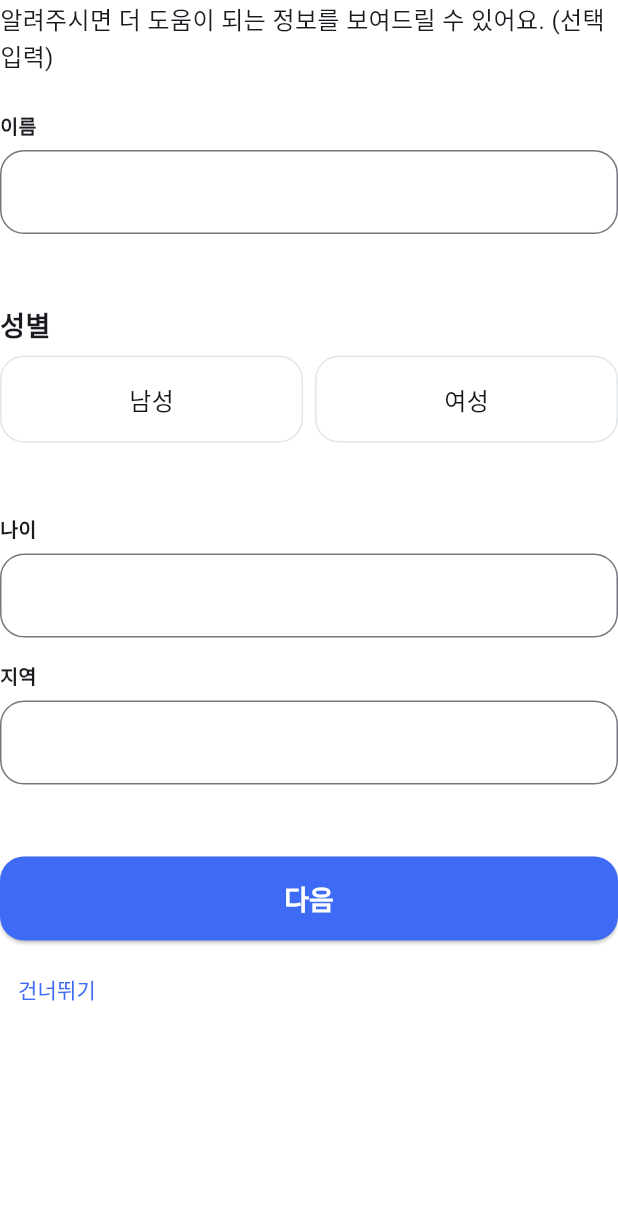
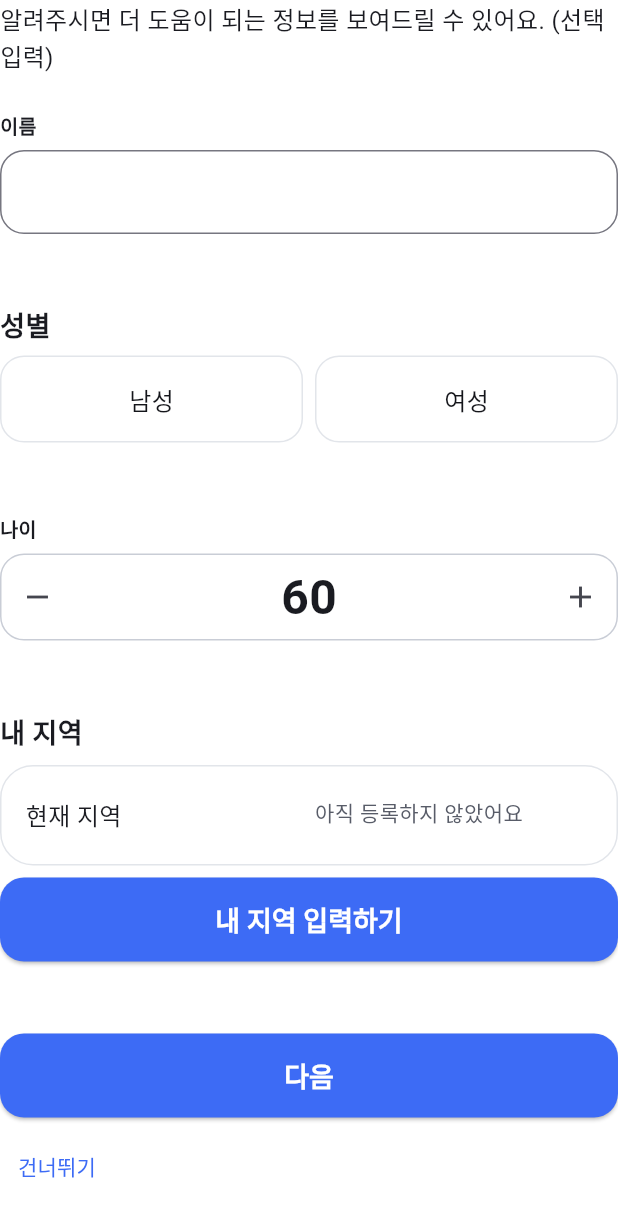
Before and after one commit to chanbear/ondam_app, a Flutter app: the _ProfileStep widget shown alone on an empty page, opened directly with empty values, on a phone screen of 412 x 824 dp. Shown: the top 1217 px of the screen. Run offline on Flutter 3.47's test engine with Material 3 defaults, Android fonts, the phone set to English and light mode, and no system bars; our stand-ins replace camera, cross_file, firebase_core, firebase_messaging, fl_chart, flutter_dotenv and 14 more; missing offline and left inert: flutter_sms_inbox, mobile_scanner; accounts and stored records are empty; network calls fail.

Commit message:
feat: 나이 입력 스테퍼로 변경 + 온보딩 지역 입력 버튼 추가
- 나이 입력을 텍스트필드에서 "− 60 +" 스테퍼(AppNumberStepper, 신규
  design_system 위젯)로 교체. 프로필/온보딩 화면 모두 적용.
- 온보딩 "내 정보" 단계의 지역 입력이 저장되지 않는 가짜 텍스트필드였던
  것을 실제 GPS 기반 RegionInputPage로 연결 — 프로필 화면과 동일한
  패턴으로 통일하고, 이제 온보딩 중에도 실제로 저장된다.

Co-Authored-By: Claude Sonnet 5 <noreply@anthropic.com>
Claude-Session: https://claude.ai/code/session_012BBkki8e78RLtjkFMUTuGB

```diff
--- a/apps/senior/lib/features/onboarding/presentation/pages/onboarding_flow_page.dart
+++ b/apps/senior/lib/features/onboarding/presentation/pages/onboarding_flow_page.dart
@@ -3,8 +3,12 @@ import 'package:flutter_riverpod/flutter_riverpod.dart';
 import 'package:ondam_design_system/ondam_design_system.dart';
 
 import '../../../../core/demographics/domain/entities/demographics.dart';
+import '../../../../core/easy_mode/easy_mode_outline_card.dart';
 import '../../../../core/easy_mode/easy_mode_provider.dart';
+import '../../../../core/location/domain/entities/region.dart';
+import '../../../../core/location/presentation/providers/region_provider.dart';
 import '../../../../l10n/generated/app_localizations.dart';
+import '../../../profile/presentation/pages/region_input_page.dart';
 import '../../../settings/presentation/widgets/language_picker_tile.dart';
 import '../providers/onboarding_status_provider.dart';
 import '../widgets/accessibility_settings_form.dart';
@@ -130,32 +134,37 @@ class _AccessibilityStep extends StatelessWidget {
   }
 }
 
-class _ProfileStep extends StatefulWidget {
+class _ProfileStep extends ConsumerStatefulWidget {
   const _ProfileStep({required this.onNext});
 
   final VoidCallback onNext;
 
   @override
-  State<_ProfileStep> createState() => _ProfileStepState();
+  ConsumerState<_ProfileStep> createState() => _ProfileStepState();
 }
 
-class _ProfileStepState extends State<_ProfileStep> {
+class _ProfileStepState extends ConsumerState<_ProfileStep> {
   final _nameController = TextEditingController();
-  final _ageController = TextEditingController();
-  final _regionController = TextEditingController();
+  int _age = 60;
   Gender? _gender;
 
   @override
   void dispose() {
     _nameController.dispose();
-    _ageController.dispose();
-    _regionController.dispose();
     super.dispose();
+  }
+
+  void _openRegionInput() {
+    Navigator.of(
+      context,
+    ).push(MaterialPageRoute(builder: (_) => const RegionInputPage()));
   }
 
   @override
   Widget build(BuildContext context) {
     final l10n = AppLocalizations.of(context)!;
+    final easyMode = ref.watch(easyModeProvider);
+    final regionAsync = ref.watch(regionProvider);
     return Column(
       crossAxisAlignment: CrossAxisAlignment.start,
       children: [
@@ -194,15 +203,34 @@ class _ProfileStepState extends State<_ProfileStep> {
                 ],
               ),
               const SizedBox(height: AppSpacing.xxl),
-              AppTextField(
+              AppNumberStepper(
                 label: l10n.ageLabel,
-                controller: _ageController,
-                keyboardType: TextInputType.number,
+                value: _age,
+                onChanged: (value) => setState(() => _age = value),
+                decreaseSemanticLabel: l10n.ageDecreaseAction,
+                increaseSemanticLabel: l10n.ageIncreaseAction,
+                min: 1,
+                max: 119,
               ),
-              const SizedBox(height: AppSpacing.md),
-              AppTextField(
-                label: l10n.regionLabel,
-                controller: _regionController,
+              const SizedBox(height: AppSpacing.xxl),
+              Align(
+                alignment: Alignment.centerLeft,
+                child: Text(
+                  l10n.myRegionTitle,
+                  style: AppTextStyles.titleMedium,
+                ),
+              ),
+              const SizedBox(height: AppSpacing.sm),
+              _regionCard(
+                easyMode: easyMode,
+                l10n: l10n,
+                regionAsync: regionAsync,
+              ),
+              const SizedBox(height: AppSpacing.sm),
+              AppButton(
+                label: l10n.enterRegionAction,
+                size: AppButtonSize.large,
+                onPressed: _openRegionInput,
               ),
             ],
           ),
@@ -217,6 +245,25 @@ class _ProfileStepState extends State<_ProfileStep> {
         TextButton(onPressed: widget.onNext, child: Text(l10n.skipButton)),
       ],
     );
+  }
+
+  // `profile_page.dart`의 `_regionCard`와 동일한 패턴 — 온보딩과 설정에서
+  // 지역 입력 UI가 서로 다르게 보이지 않도록 그대로 맞춘다.
+  Widget _regionCard({
+    required bool easyMode,
+    required AppLocalizations l10n,
+    required AsyncValue<Region?> regionAsync,
+  }) {
+    final content = regionAsync.when(
+      loading: () => const AppLoading(),
+      error: (_, _) =>
+          Text(l10n.regionLoadError, style: AppTextStyles.bodyMedium),
+      data: (region) => AppInfoRow(
+        label: l10n.currentRegionLabel,
+        value: region?.displayName ?? l10n.regionNotSetValue,
+      ),
+    );
+    return easyMode ? EasyOutlineCard(child: content) : AppCard(child: content);
   }
 }
 
--- a/apps/senior/lib/l10n/app_en.arb
+++ b/apps/senior/lib/l10n/app_en.arb
@@ -59,6 +59,8 @@
   "profileTitle": "My Info",
   "nameLabel": "Name",
   "ageLabel": "Age",
+  "ageDecreaseAction": "Decrease age",
+  "ageIncreaseAction": "Increase age",
   "genderSectionLabel": "Gender",
   "genderMaleLabel": "Male",
   "genderFemaleLabel": "Female",
--- a/apps/senior/lib/l10n/app_ja.arb
+++ b/apps/senior/lib/l10n/app_ja.arb
@@ -59,6 +59,8 @@
   "profileTitle": "マイ情報",
   "nameLabel": "お名前",
   "ageLabel": "年齢",
+  "ageDecreaseAction": "年齢を減らす",
+  "ageIncreaseAction": "年齢を増やす",
   "genderSectionLabel": "性別",
   "genderMaleLabel": "男性",
   "genderFemaleLabel": "女性",
--- a/apps/senior/lib/l10n/app_ko.arb
+++ b/apps/senior/lib/l10n/app_ko.arb
@@ -59,6 +59,8 @@
   "profileTitle": "내 정보",
   "nameLabel": "이름",
   "ageLabel": "나이",
+  "ageDecreaseAction": "나이 줄이기",
+  "ageIncreaseAction": "나이 늘리기",
   "genderSectionLabel": "성별",
   "genderMaleLabel": "남성",
   "genderFemaleLabel": "여성",
--- a/apps/senior/lib/l10n/app_zh.arb
+++ b/apps/senior/lib/l10n/app_zh.arb
@@ -59,6 +59,8 @@
   "profileTitle": "我的信息",
   "nameLabel": "姓名",
   "ageLabel": "年龄",
+  "ageDecreaseAction": "减少年龄",
+  "ageIncreaseAction": "增加年龄",
   "genderSectionLabel": "性别",
   "genderMaleLabel": "男",
   "genderFemaleLabel": "女",
--- a/packages/design_system/lib/ondam_design_system.dart
+++ b/packages/design_system/lib/ondam_design_system.dart
@@ -27,6 +27,7 @@ export 'src/widgets/app_header.dart';
 export 'src/widgets/app_icon_button.dart';
 export 'src/widgets/app_info_row.dart';
 export 'src/widgets/app_loading.dart';
+export 'src/widgets/app_number_stepper.dart';
 export 'src/widgets/app_risk_badge.dart';
 export 'src/widgets/app_scaffold.dart';
 export 'src/widgets/app_section_header.dart';
--- /dev/null
+++ b/packages/design_system/lib/src/widgets/app_number_stepper.dart
@@ -0,0 +1,69 @@
+import 'package:flutter/material.dart';
+
+import '../tokens/app_colors.dart';
+import '../tokens/app_radius.dart';
+import '../tokens/app_spacing.dart';
+import '../tokens/app_text_styles.dart';
+import 'app_icon_button.dart';
+
+/// Labeled numeric stepper — center value with a decrease/increase button on
+/// either side. Used where typing a number by hand (e.g. age) is harder than
+/// tapping arrows a few times. Bounds and labels are supplied by the caller,
+/// this widget only renders (validation/persistence stay in the feature).
+class AppNumberStepper extends StatelessWidget {
+  const AppNumberStepper({
+    super.key,
+    required this.label,
+    required this.value,
+    required this.onChanged,
+    required this.decreaseSemanticLabel,
+    required this.increaseSemanticLabel,
+    this.min = 0,
+    this.max = 120,
+  });
+
+  final String label;
+  final int value;
+  final ValueChanged<int> onChanged;
+  final String decreaseSemanticLabel;
+  final String increaseSemanticLabel;
+  final int min;
+  final int max;
+
+  @override
+  Widget build(BuildContext context) {
+    final canDecrease = value > min;
+    final canIncrease = value < max;
+    return Column(
+      crossAxisAlignment: CrossAxisAlignment.start,
+      mainAxisSize: MainAxisSize.min,
+      children: [
+        Text(label, style: AppTextStyles.labelSmall),
+        const SizedBox(height: AppSpacing.sm),
+        Container(
+          padding: const EdgeInsets.symmetric(vertical: AppSpacing.xs),
+          decoration: BoxDecoration(
+            border: Border.all(color: AppColors.borderStrong),
+            borderRadius: BorderRadius.circular(AppRadius.md),
+          ),
+          child: Row(
+            mainAxisAlignment: MainAxisAlignment.spaceBetween,
+            children: [
+              AppIconButton(
+                icon: Icons.remove,
+                semanticLabel: decreaseSemanticLabel,
+                onPressed: canDecrease ? () => onChanged(value - 1) : null,
+              ),
+              Text('$value', style: AppTextStyles.displayLarge),
+              AppIconButton(
+                icon: Icons.add,
+                semanticLabel: increaseSemanticLabel,
+                onPressed: canIncrease ? () => onChanged(value + 1) : null,
+              ),
+            ],
+          ),
+        ),
+      ],
+    );
+  }
+}
```
Also changed, not shown: apps/senior/lib/features/profile/presentation/pages/profile_page.dart (+16 -9 lines), apps/senior/lib/l10n/generated/app_localizations.dart, apps/senior/lib/l10n/generated/app_localizations_en.dart, apps/senior/lib/l10n/generated/app_localizations_ja.dart, apps/senior/lib/l10n/generated/app_localizations_ko.dart, apps/senior/lib/l10n/generated/app_localizations_zh.dart, 1 other file.
